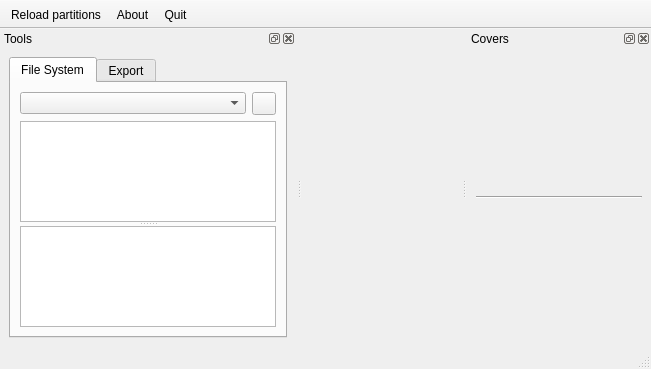
Qt form qwbfs/src/UIMain.ui (amestica/qwbfs) before a commit.
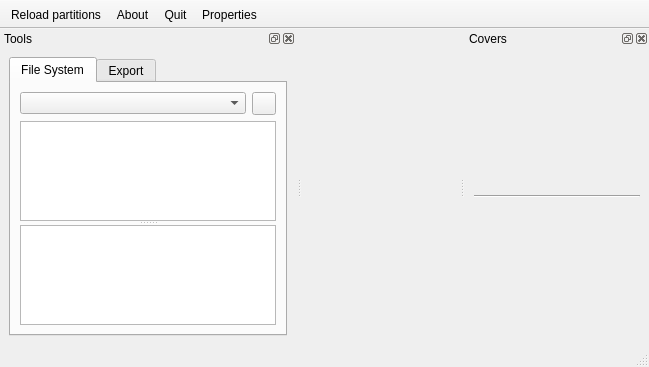
The same form after that commit. Icons and pictures are not drawn. Custom widgets are drawn as their Qt base class.

Commit message: Introduce properties dialog.

Patch:
```diff
--- a/qwbfs/src/UIMain.ui
+++ b/qwbfs/src/UIMain.ui
@@ -6,8 +6,8 @@
    <rect>
     <x>0</x>
     <y>0</y>
-    <width>651</width>
-    <height>369</height>
+    <width>649</width>
+    <height>367</height>
    </rect>
   </property>
   <property name="windowTitle">
@@ -219,6 +219,7 @@
    <addaction name="aReloadPartitions"/>
    <addaction name="aAbout"/>
    <addaction name="aQuit"/>
+   <addaction name="aProperties"/>
   </widget>
   <widget class="QDockWidget" name="dwCovers">
    <property name="minimumSize">
@@ -298,6 +299,15 @@
     <enum>QAction::QuitRole</enum>
    </property>
   </action>
+  <action name="aProperties">
+   <property name="icon">
+    <iconset resource="../resources/resources.qrc">
+     <normaloff>:/icons/edit-rename.png</normaloff>:/icons/edit-rename.png</iconset>
+   </property>
+   <property name="text">
+    <string>Properties</string>
+   </property>
+  </action>
  </widget>
  <customwidgets>
   <customwidget>
```
The commit also changes 10 other files.
